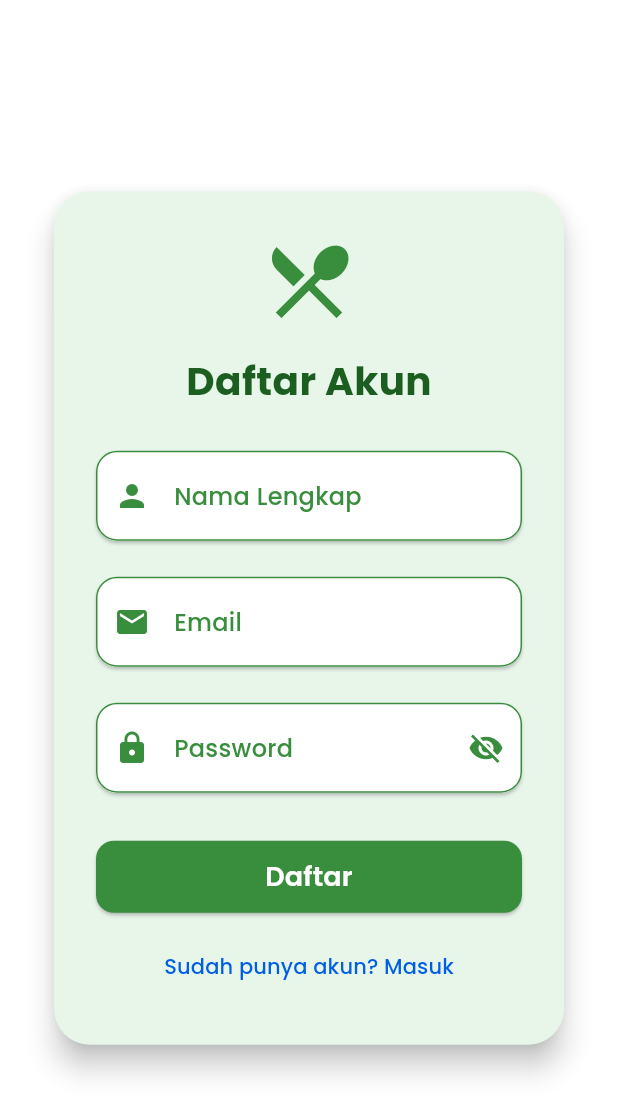
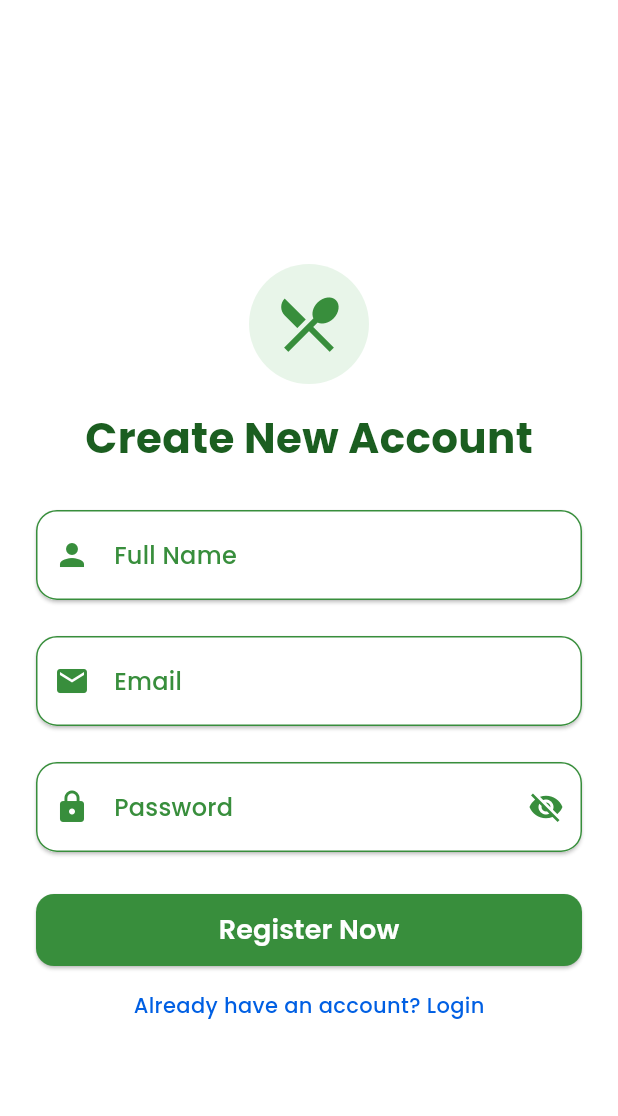
Before and after one commit to ahmadazizfauzi/catering, a Flutter app: the RegisterScreen screen opened by its route, on a phone screen of 412 x 824 dp. Shown: the top 1116 px of the screen. Run offline on Flutter 3.47's test engine with Material 3 defaults, Android fonts, the phone set to English and light mode, and no system bars; our stand-ins replace calendar_date_picker2, cloud_firestore, convex_bottom_bar, dropdown_button2, firebase_auth, firebase_core; accounts and stored records are empty.

Commit message:
fix(language): convert indo into english

```diff
--- a/lib/core/shared/drawer/app_drawer.dart
+++ b/lib/core/shared/drawer/app_drawer.dart
@@ -51,14 +51,14 @@ class AppDrawer extends StatelessWidget {
             _buildDrawerItem(
               context,
               icon: Icons.contact_mail,
-              title: 'Contact Perusahaan',
+              title: 'Contact Us',
               index: 3,
             ),
           ],
           _buildDrawerItem(
             context,
             icon: Icons.person,
-            title: 'Profile saya',
+            title: 'My Profile',
             index: 4,
           ),
           if (role != 'admin')
--- a/lib/features/auth/presentation/pages/register_screen.dart
+++ b/lib/features/auth/presentation/pages/register_screen.dart
@@ -50,8 +50,8 @@ class _RegisterScreenState extends State<RegisterScreen> {
         showModalAlert(
           // ignore: use_build_context_synchronously
           context: context,
-          title: "Registrasi Berhasil",
-          content: "Akun kamu berhasil dibuat!",
+          title: "Success Registered",
+          content: "Your account has been created!",
           buttonText: "OK",
           status: "success",
           onClose: () {
@@ -63,7 +63,7 @@ class _RegisterScreenState extends State<RegisterScreen> {
         showModalAlert(
           // ignore: use_build_context_synchronously
           context: context,
-          title: "Registrasi Gagal",
+          title: "Registration Failed",
           content: authProvider.message!,
           buttonText: "OK",
           status: "failed",
@@ -79,45 +79,51 @@ class _RegisterScreenState extends State<RegisterScreen> {
   Widget build(BuildContext context) {
     return Scaffold(
       backgroundColor: AppColors.brand['background'],
-      body: Center(
+      body: SafeArea(
+        child: Center(
           child: SingleChildScrollView(
-          padding: const EdgeInsets.symmetric(horizontal: 32, vertical: 24),
-          child: Card(
-            elevation: 8,
-            shape: RoundedRectangleBorder(
-              borderRadius: BorderRadius.circular(24),
+            child: Container(
+              width: double.infinity,
+              padding: const EdgeInsets.symmetric(horizontal: 24),
+              child: Column(
+                mainAxisAlignment: MainAxisAlignment.center,
+                crossAxisAlignment: CrossAxisAlignment.center,
+                children: [
+                  const SizedBox(height: 32),
+                  Container(
+                    padding: const EdgeInsets.all(16),
+                    decoration: BoxDecoration(
+                      color: AppColors.brand['light'],
+                      shape: BoxShape.circle,
                     ),
-            color: AppColors.brand['light'],
-            child: Padding(
-              padding: const EdgeInsets.all(28.0),
-              child: Form(
-                key: _formKey,
-                child: Column(
-                  mainAxisSize: MainAxisSize.min,
-                  children: [
-                    Icon(
+                    child: Icon(
                       Icons.restaurant_menu,
-                      size: 64,
+                      size: 48,
                       color: AppColors.brand['default'],
+                    ),
                   ),
                   const SizedBox(height: 16),
                   Text(
-                      'Daftar Akun',
+                    'Create New Account',
                     style: TextStyle(
-                        fontSize: 26,
-                        fontWeight: FontWeight.bold,
+                      fontSize: 28,
+                      fontWeight: FontWeight.w700,
                       color: AppColors.brand['dark'],
                     ),
                   ),
                   const SizedBox(height: 24),
+                  Form(
+                    key: _formKey,
+                    child: Column(
+                      children: [
                         InputTextShared(
                           controller: _formManager.nameController,
-                      label: 'Nama Lengkap',
+                          label: 'Full Name',
                           icon: Icons.person,
                           validator:
                               (v) =>
                                   v == null || v.isEmpty
-                                  ? 'Nama wajib diisi'
+                                      ? 'Name is required'
                                       : null,
                         ),
                         const SizedBox(height: 16),
@@ -129,7 +135,7 @@ class _RegisterScreenState extends State<RegisterScreen> {
                           validator:
                               (v) =>
                                   v == null || !v.contains('@')
-                                  ? 'Email tidak valid'
+                                      ? 'Invalid email'
                                       : null,
                         ),
                         const SizedBox(height: 16),
@@ -140,44 +146,46 @@ class _RegisterScreenState extends State<RegisterScreen> {
                           action: true,
                           validator: (v) {
                             if (v == null || v.isEmpty) {
-                          return 'Password wajib diisi';
+                              return 'Password is required';
                             }
-                        if (v.length < 8) {
-                          return 'Minimal 8 karakter';
-                        }
+                            if (v.length < 8) return 'Minimum 8 characters';
                             if (!RegExp(r'[A-Z]').hasMatch(v)) {
-                          return 'Harus ada huruf besar';
+                              return 'Must contain uppercase letter';
                             }
                             if (!RegExp(r'[a-z]').hasMatch(v)) {
-                          return 'Harus ada huruf kecil';
+                              return 'Must contain lowercase letter';
                             }
                             if (!RegExp(r'[0-9]').hasMatch(v)) {
-                          return 'Harus ada angka';
+                              return 'Must contain number';
                             }
                             if (!RegExp(
-                          r"[!@#\$&*~%^()\-_+=\[\]{};:\\"
-                          ",.<>?/\\|']",
+                              r"[!@#\\$&*~%^()\-_+=\[\]{};:\\\\,.<>?/\\|']",
                             ).hasMatch(v)) {
-                          return 'Harus ada karakter spesial';
+                              return 'Must contain special character';
                             }
                             return null;
                           },
                         ),
-                    const SizedBox(height: 28),
+                        const SizedBox(height: 24),
                         ButtonShared(
                           width: double.infinity,
                           onPressed: _isLoading ? null : _submit,
-                      text: 'Daftar',
+                          text: 'Register Now',
                           isLoading: _isLoading,
                         ),
-                    const SizedBox(height: 12),
-                    TextButton(
-                      onPressed: () {
-                        Navigator.pushNamed(context, '/login');
-                      },
+                        const SizedBox(height: 16),
+                        GestureDetector(
+                          onTap: () => Navigator.pushNamed(context, '/login'),
                           child: Text(
-                        'Sudah punya akun? Masuk',
-                        style: TextStyle(color: AppColors.brand['accent']),
+                            'Already have an account? Login',
+                            style: TextStyle(
+                              fontSize: 14,
+                              color: AppColors.brand['accent'],
+                              fontWeight: FontWeight.w500,
+                            ),
+                          ),
+                        ),
+                      ],
                     ),
                   ),
                 ],
@@ -186,7 +194,6 @@ class _RegisterScreenState extends State<RegisterScreen> {
           ),
         ),
       ),
-      ),
     );
   }
 }
--- a/lib/features/contact/presentation/pages/contact_screen.dart
+++ b/lib/features/contact/presentation/pages/contact_screen.dart
@@ -133,7 +133,7 @@ class ContactScreen extends StatelessWidget {
                         size: 26,
                       ),
                       label: const Text(
-                        "Beri Kami Rating",
+                        "Give us a Rating",
                         style: TextStyle(
                           fontWeight: FontWeight.bold,
                           fontSize: 18,
--- a/lib/features/home/presentation/widgets/section/consumen/contact_home_section.dart
+++ b/lib/features/home/presentation/widgets/section/consumen/contact_home_section.dart
@@ -10,7 +10,7 @@ class ContactHomeSection extends StatelessWidget {
       crossAxisAlignment: CrossAxisAlignment.start,
       children: [
         Text(
-          'Hubungi Kami',
+          'Contact Us',
           style: TextStyle(
             fontSize: 18,
             fontWeight: FontWeight.bold,
--- a/lib/features/home/presentation/widgets/section/consumen/greeting_home_section.dart
+++ b/lib/features/home/presentation/widgets/section/consumen/greeting_home_section.dart
@@ -22,7 +22,7 @@ class GreetingHomeSection extends StatelessWidget {
           const SizedBox(width: 16),
           Expanded(
             child: Text(
-              'Selamat datang di SEA Catering!\n\nSEA Catering adalah layanan katering sehat yang dapat disesuaikan sesuai kebutuhan Anda, dengan pengantaran ke seluruh Indonesia. Nikmati makanan sehat, lezat, dan praktis kapan saja, di mana saja!',
+              'Welcome to SEA Catering!\n\nSEA Catering is a healthy catering service that can be customized to your needs, with delivery throughout Indonesia. Enjoy healthy, delicious, and practical meals anytime, anywhere!',
               style: TextStyle(
                 fontSize: 16,
                 color: AppColors.brand['text'],
--- a/lib/features/testimonial/presentation/pages/testimonial_screen.dart
+++ b/lib/features/testimonial/presentation/pages/testimonial_screen.dart
@@ -27,7 +27,7 @@ class _TestimonialScreenState extends State<TestimonialScreen> {
     final provider = Provider.of<TestimonialProvider>(context);
 
     return Scaffold(
-      appBar: AppBar(title: const Text('Tentang Kami')),
+      appBar: AppBar(title: const Text('Our Testimonials')),
       body: SingleChildScrollView(
         padding: const EdgeInsets.all(16),
         child: Column(
@@ -42,7 +42,7 @@ class _TestimonialScreenState extends State<TestimonialScreen> {
                     showModalAlert(
                       // ignore: use_build_context_synchronously
                       context: context,
-                      title: "Terima Kasih!",
+                      title: "Thank You!",
                       content: provider.message!,
                       status: "success",
                       buttonText: "OK",
--- a/lib/features/testimonial/presentation/widgets/section/form_testimonial_section.dart
+++ b/lib/features/testimonial/presentation/widgets/section/form_testimonial_section.dart
@@ -35,7 +35,7 @@ class FormTestimonialSectionState extends State<FormTestimonialSection> {
             crossAxisAlignment: CrossAxisAlignment.start,
             children: [
               Text(
-                'Tulis Testimoni',
+                'Write a Testimonial',
                 style: TextStyle(
                   fontWeight: FontWeight.bold,
                   fontSize: 18,
@@ -45,18 +45,18 @@ class FormTestimonialSectionState extends State<FormTestimonialSection> {
               const SizedBox(height: 16),
               TextFormField(
                 controller: formManager.nameController,
-                decoration: const InputDecoration(labelText: 'Nama'),
+                decoration: const InputDecoration(labelText: 'Name'),
                 validator:
-                    (v) => (v == null || v.isEmpty) ? 'Nama wajib diisi' : null,
+                    (v) => (v == null || v.isEmpty) ? 'Name is required' : null,
               ),
               const SizedBox(height: 12),
               TextFormField(
                 controller: formManager.messageController,
-                decoration: const InputDecoration(labelText: 'Pesan'),
+                decoration: const InputDecoration(labelText: 'Message'),
                 maxLines: 1,
                 validator:
                     (v) =>
-                        (v == null || v.isEmpty) ? 'Pesan wajib diisi' : null,
+                        (v == null || v.isEmpty) ? 'Message is required' : null,
               ),
               const SizedBox(height: 12),
               Row(
@@ -94,8 +94,8 @@ class FormTestimonialSectionState extends State<FormTestimonialSection> {
                       if (widget.onSubmit != null) widget.onSubmit!();
                       showModalAlert(
                         context: context,
-                        title: "Testimoni Terkirim",
-                        content: "Terima kasih atas testimoni Anda!",
+                        title: "Testimonial Sent",
+                        content: "Thank you for your testimonial!",
                         status: "success",
                         buttonText: "OK",
                         onClose: () {
@@ -107,7 +107,7 @@ class FormTestimonialSectionState extends State<FormTestimonialSection> {
                       setState(() => formManager.rating = 5);
                     }
                   },
-                  child: const Text('Kirim'),
+                  child: const Text('Submit'),
                 ),
               ),
             ],
```
Also changed, not shown: lib/features/auth/presentation/pages/login_screen.dart (+48 -37 lines), lib/features/home/presentation/widgets/section/admin/admin_subscription_growth_section.dart (+7 -3 lines), lib/features/home/presentation/widgets/section/consumen/service_home_section.dart (+6 -6 lines), lib/features/subscription/presentation/pages/user/subscription_screen.dart (+4 -4 lines). Lines whose indentation alone changed are shown as unchanged.
